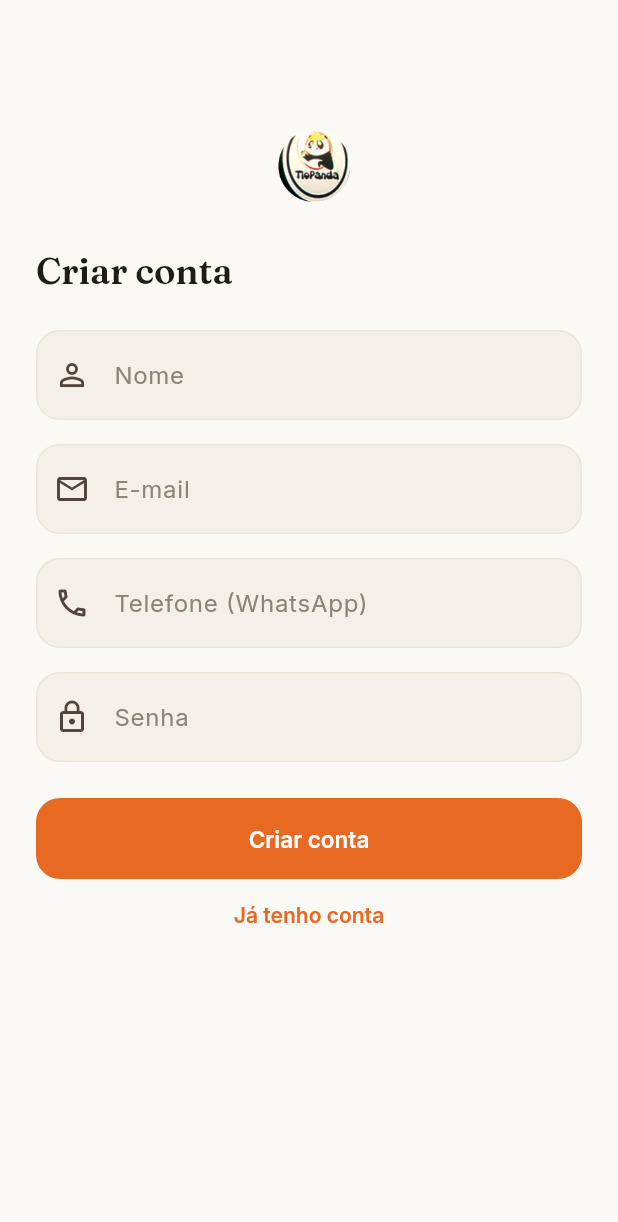
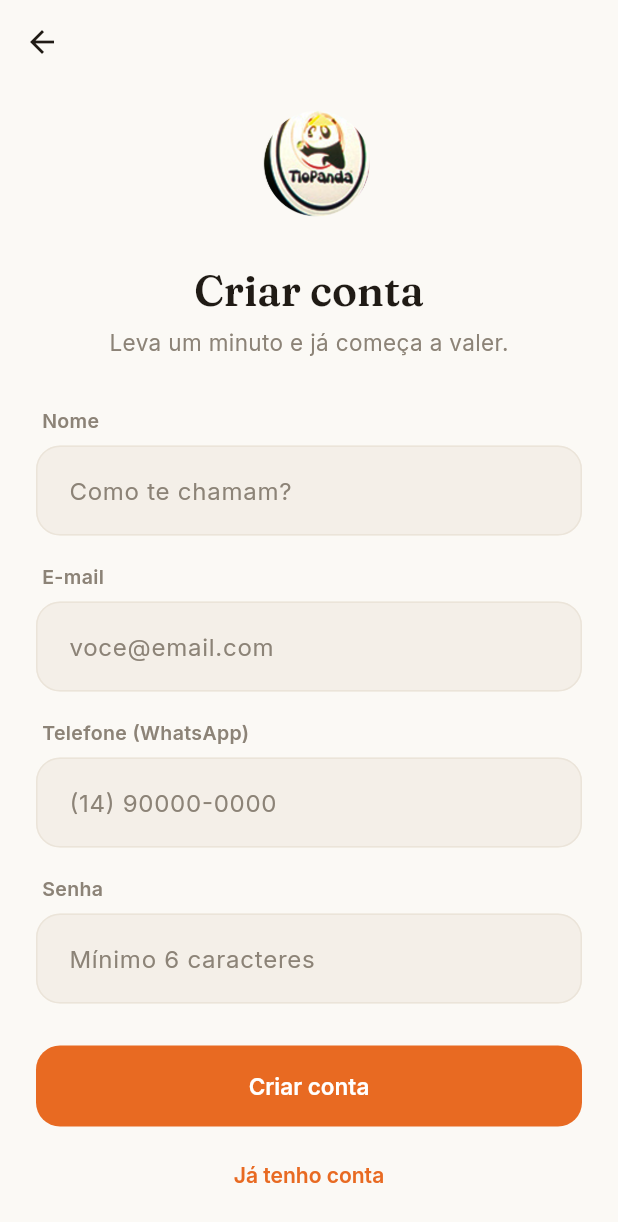
Before and after one commit to felipedelyra-arch/clubepanda, a Flutter app: the SignupScreen screen opened by its route, on a phone screen of 412 x 824 dp. Shown: the top 1222 px of the screen. Run offline on Flutter 3.47's test engine with Material 3 defaults, Android fonts, the phone set to English and light mode, and no system bars; our stand-ins replace cloud_firestore, cloud_functions, firebase_auth, firebase_core, firebase_messaging, flutter_riverpod and 3 more; accounts and stored records are empty.

Commit message:
design(app): redesign da tela de cadastro (coeso com login/tema)

```diff
--- a/app/lib/features/auth/signup_screen.dart
+++ b/app/lib/features/auth/signup_screen.dart
@@ -6,6 +6,7 @@ import 'package:go_router/go_router.dart';
 
 import '../../core/services/services.dart';
 import '../../core/demo.dart';
+import '../../core/theme/colors.dart';
 import '../../core/widgets/panda_logo.dart';
 
 class SignupScreen extends ConsumerStatefulWidget {
@@ -83,65 +84,77 @@ class _SignupScreenState extends ConsumerState<SignupScreen> {
   @override
   Widget build(BuildContext context) {
     return Scaffold(
-      appBar: AppBar(),
+      appBar: AppBar(
+        leading: IconButton(
+          icon: const Icon(Icons.arrow_back),
+          onPressed: () => context.go('/login'),
+        ),
+      ),
       body: SafeArea(
         child: SingleChildScrollView(
-          padding: const EdgeInsets.all(24),
+          padding: const EdgeInsets.fromLTRB(24, 8, 24, 32),
           child: Form(
             key: _formKey,
             child: Column(
               crossAxisAlignment: CrossAxisAlignment.stretch,
               children: [
-                const Center(child: PandaLogo(size: 60)),
+                const Center(child: PandaLogo(size: 88, showWordmark: false)),
                 const SizedBox(height: 24),
-                Text('Criar conta',
-                    style: Theme.of(context).textTheme.headlineSmall),
-                const SizedBox(height: 24),
+                Center(
+                  child: Text('Criar conta',
+                      style: Theme.of(context).textTheme.headlineMedium),
+                ),
+                const SizedBox(height: 6),
+                const Center(
+                  child: Text(
+                    'Leva um minuto e já começa a valer.',
+                    style: TextStyle(color: PandaColors.cinzaTexto, fontSize: 15),
+                  ),
+                ),
+                const SizedBox(height: 32),
+                _Campo(label: 'Nome'),
                 TextFormField(
                   controller: _nome,
-                  decoration: const InputDecoration(
-                    labelText: 'Nome',
-                    prefixIcon: Icon(Icons.person_outline),
-                  ),
-                  validator: (v) =>
-                      (v == null || v.trim().isEmpty) ? 'Informe seu nome' : null,
+                  textCapitalization: TextCapitalization.words,
+                  decoration: const InputDecoration(hintText: 'Como te chamam?'),
+                  validator: (v) => (v == null || v.trim().isEmpty)
+                      ? 'Informe seu nome'
+                      : null,
                 ),
-                const SizedBox(height: 16),
+                const SizedBox(height: 18),
+                _Campo(label: 'E-mail'),
                 TextFormField(
                   controller: _email,
                   keyboardType: TextInputType.emailAddress,
-                  decoration: const InputDecoration(
-                    labelText: 'E-mail',
-                    prefixIcon: Icon(Icons.email_outlined),
-                  ),
-                  validator: (v) =>
-                      (v == null || !v.contains('@')) ? 'E-mail inválido' : null,
+                  decoration: const InputDecoration(hintText: 'voce@email.com'),
+                  validator: (v) => (v == null || !v.contains('@'))
+                      ? 'E-mail inválido'
+                      : null,
                 ),
-                const SizedBox(height: 16),
+                const SizedBox(height: 18),
+                _Campo(label: 'Telefone (WhatsApp)'),
                 TextFormField(
                   controller: _telefone,
                   keyboardType: TextInputType.phone,
-                  decoration: const InputDecoration(
-                    labelText: 'Telefone (WhatsApp)',
-                    prefixIcon: Icon(Icons.phone_outlined),
-                  ),
+                  decoration: const InputDecoration(hintText: '(14) 90000-0000'),
                 ),
-                const SizedBox(height: 16),
+                const SizedBox(height: 18),
+                _Campo(label: 'Senha'),
                 TextFormField(
                   controller: _senha,
                   obscureText: true,
-                  decoration: const InputDecoration(
-                    labelText: 'Senha',
-                    prefixIcon: Icon(Icons.lock_outline),
-                  ),
+                  decoration:
+                      const InputDecoration(hintText: 'Mínimo 6 caracteres'),
                   validator: (v) =>
                       (v == null || v.length < 6) ? 'Mínimo 6 caracteres' : null,
                 ),
                 if (_erro != null) ...[
-                  const SizedBox(height: 12),
-                  Text(_erro!, style: const TextStyle(color: Color(0xFFE23B2E))),
+                  const SizedBox(height: 14),
+                  Text(_erro!,
+                      style:
+                          const TextStyle(color: PandaColors.vermelhoAcento)),
                 ],
-                const SizedBox(height: 24),
+                const SizedBox(height: 28),
                 ElevatedButton(
                   onPressed: _loading ? null : _cadastrar,
                   child: _loading
@@ -153,9 +166,12 @@ class _SignupScreenState extends ConsumerState<SignupScreen> {
                         )
                       : const Text('Criar conta'),
                 ),
-                TextButton(
-                  onPressed: () => context.go('/login'),
-                  child: const Text('Já tenho conta'),
+                const SizedBox(height: 8),
+                Center(
+                  child: TextButton(
+                    onPressed: () => context.go('/login'),
+                    child: const Text('Já tenho conta'),
+                  ),
                 ),
               ],
             ),
@@ -165,3 +181,21 @@ class _SignupScreenState extends ConsumerState<SignupScreen> {
     );
   }
 }
+
+/// Rótulo pequeno acima de cada campo.
+class _Campo extends StatelessWidget {
+  const _Campo({required this.label});
+  final String label;
+
+  @override
+  Widget build(BuildContext context) {
+    return Padding(
+      padding: const EdgeInsets.only(left: 4, bottom: 7),
+      child: Text(label,
+          style: const TextStyle(
+              fontSize: 13,
+              fontWeight: FontWeight.w600,
+              color: PandaColors.cinzaTexto)),
+    );
+  }
+}
```
